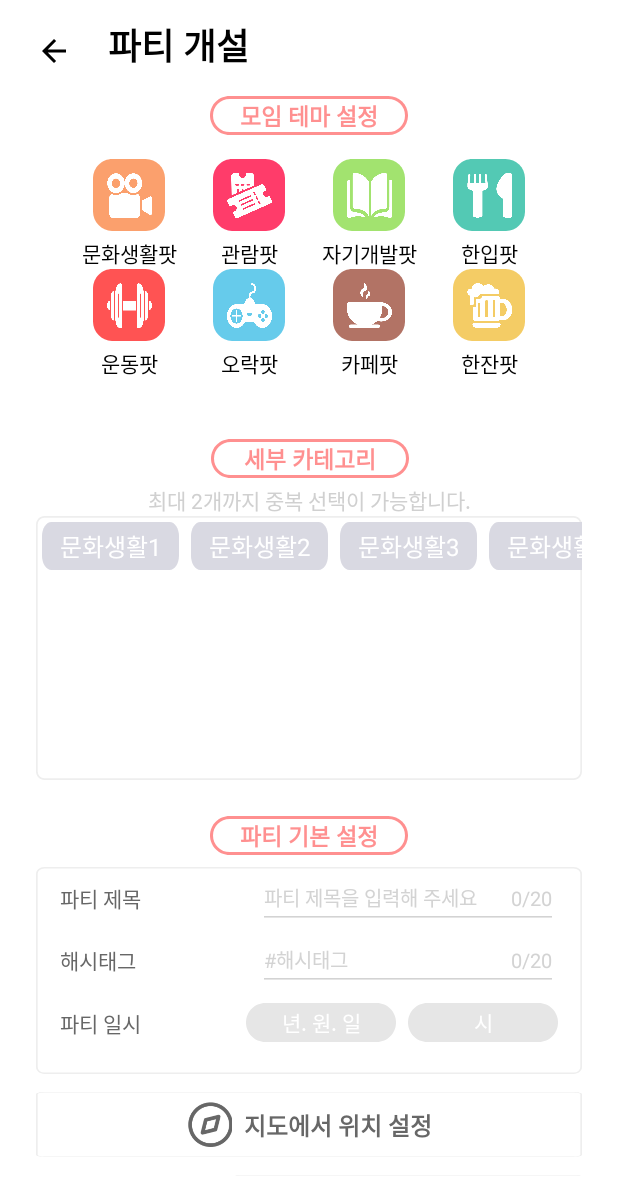
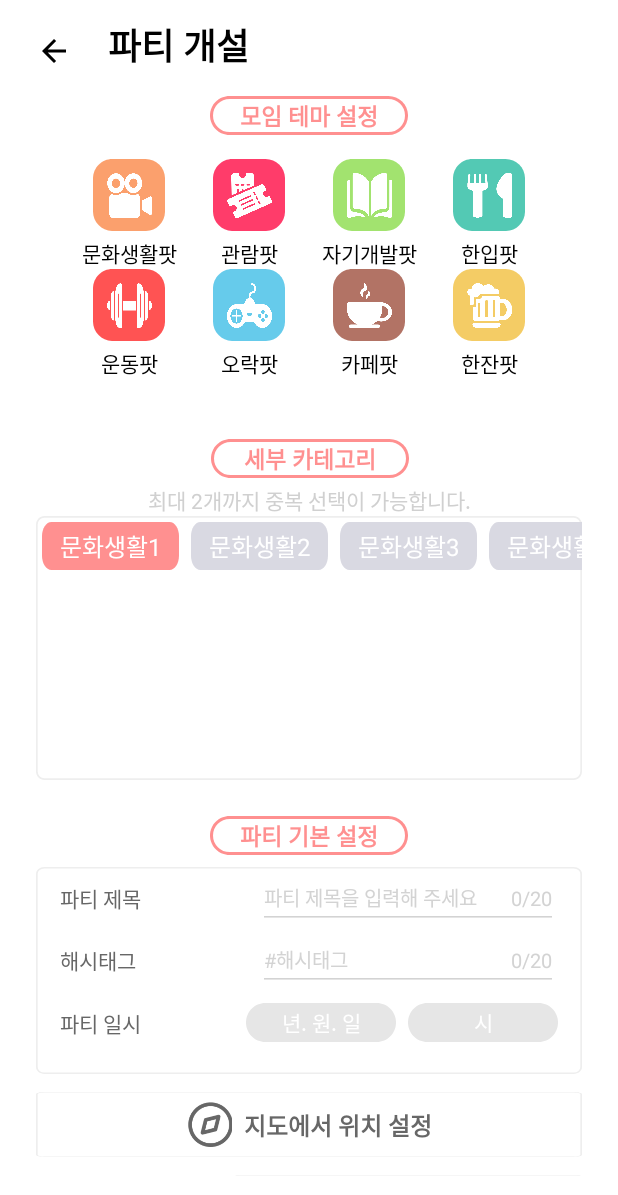
Before and after one commit to knujihyenbae/Appdong_Partying_FE, an Android app: the PartyOpenActivity screen opened directly, with no data from a screen before it, after a tap on "문화생활1", on a phone screen of 412 x 824 dp. Shown: the top 1195 px of the screen. Run offline under Robolectric (Android 15) with nearby library versions, the phone set to English and light mode, and no system bars.

Commit message:
recyclerview detailcategory color not finish unclick

```diff
--- a/app/src/main/java/com/appdong/parting/CategoryItemAdapter.kt
+++ b/app/src/main/java/com/appdong/parting/CategoryItemAdapter.kt
@@ -2,6 +2,7 @@ package com.appdong.parting
 
 import android.app.LauncherActivity.ListItem
 import android.content.Context
+import android.graphics.Color
 import android.graphics.drawable.Drawable
 import android.view.LayoutInflater
 import android.view.View
@@ -30,9 +31,15 @@ class CategoryItemAdapter(private val categoryItemList: ArrayList<CategoryItem>)
         val categoryItem = categoryItemList[position]
         holder.textView.text = categoryItem.name
 
+
+        val context = holder.itemCategoryConstraintLayout.context
+
         // 3-(1) 리스트 내 항목 클릭 시 onClick() 호출
         holder.itemView.setOnClickListener{
             itemClickListener.onClick(it, position)
+
+            holder.itemCategoryConstraintLayout.backgroundTintList = ContextCompat.getColorStateList(context, R.color.partyingColor)
+
         }
 
 
--- a/app/src/main/java/com/appdong/parting/PartyOpenActivity.kt
+++ b/app/src/main/java/com/appdong/parting/PartyOpenActivity.kt
@@ -213,6 +213,7 @@ class PartyOpenActivity : AppCompatActivity() {
                 when(categoryItemList[position]){
                     categoryItemList[0] -> {
                         Log.d("jhb", "${categoryItemList[0].name}")
+
                     }
                     categoryItemList[1] -> {Log.d("jhb", "${categoryItemList[1].name}")}
                     categoryItemList[2] -> {Log.d("jhb", "${categoryItemList[2].name}")}
```
